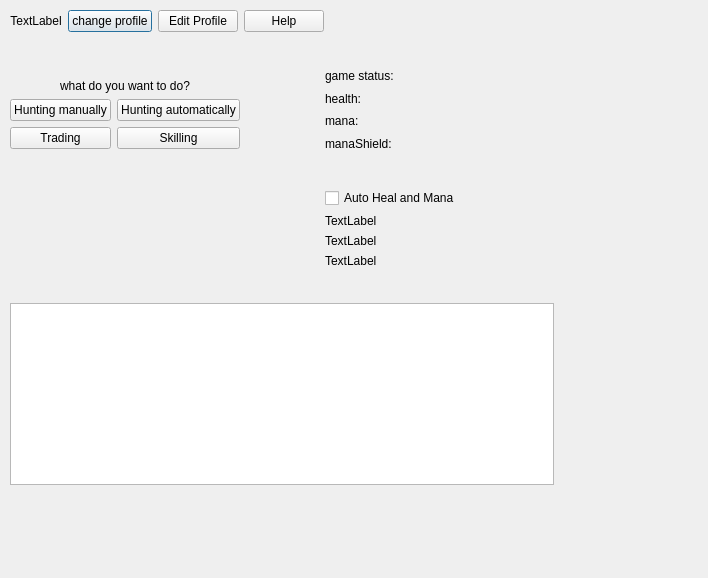
Old version of the form sources/MainMenu.ui in the repository Groundy/CrackerJack.
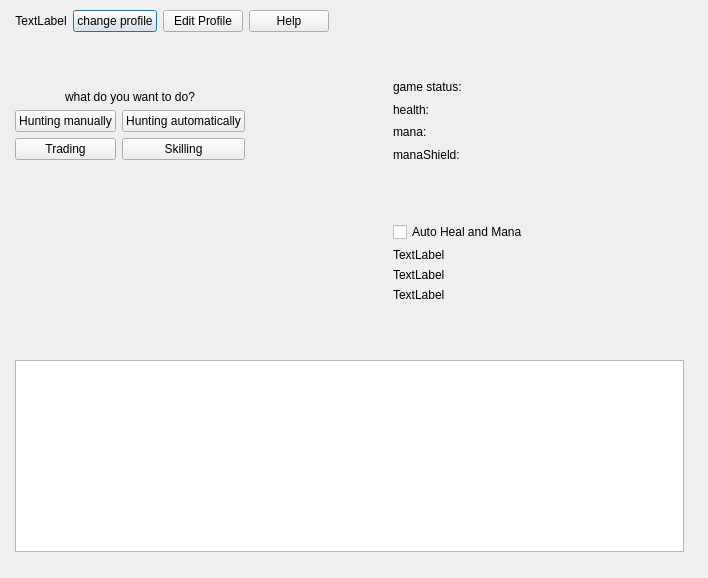
New version of the form.

Commit message: Dodanie tytułu main menu, poprawa obsługi settings.ini

Patch:
```diff
--- a/sources/MainMenu.ui
+++ b/sources/MainMenu.ui
@@ -2,6 +2,9 @@
 <ui version="4.0">
  <class>MainMenu</class>
  <widget class="QDialog" name="MainMenu">
+  <property name="enabled">
+   <bool>true</bool>
+  </property>
   <property name="geometry">
    <rect>
     <x>0</x>
@@ -36,8 +39,8 @@
     <rect>
      <x>-1</x>
      <y>-1</y>
-     <width>566</width>
-     <height>509</height>
+     <width>701</width>
+     <height>581</height>
     </rect>
    </property>
    <layout class="QGridLayout" name="gridLayout">
```
The commit also changes 3 other files.
